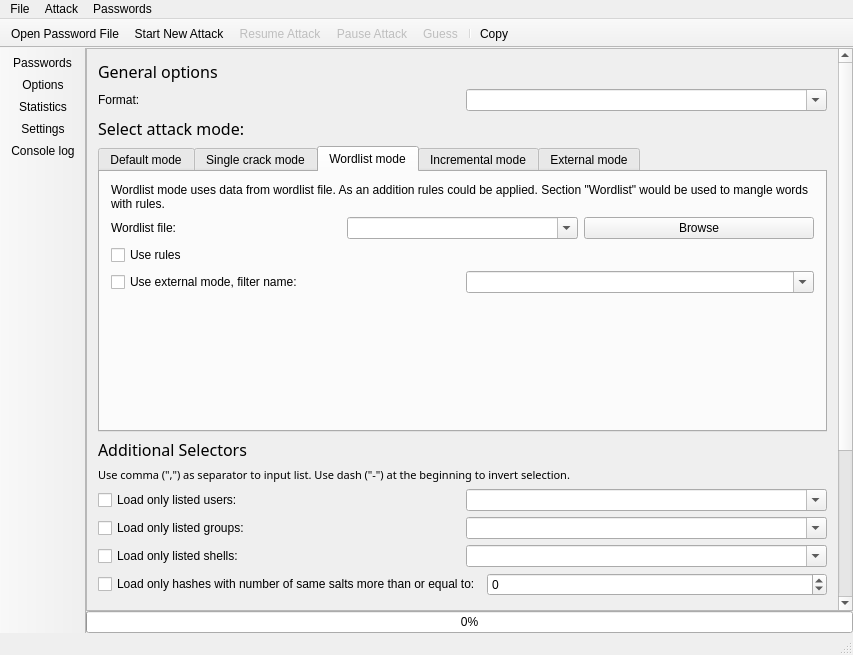
Qt form mainwindow.ui (openwall/johnny) before a commit.
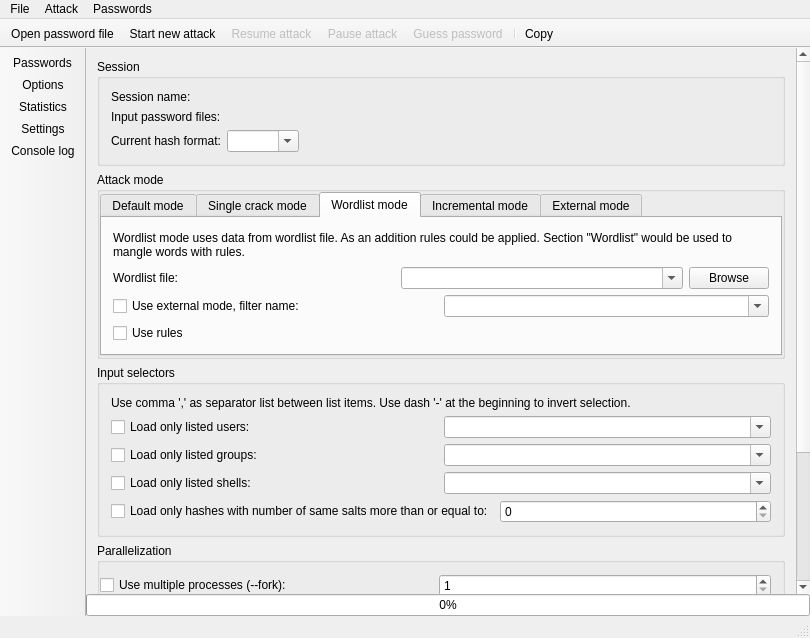
The same form after that commit. The open tabs and pages were chosen to show the change. Icons and pictures are not drawn. Custom widgets are drawn as their Qt base class.

Commit message: General interface polishing and usability adjustments.

```diff
--- a/mainwindow.ui
+++ b/mainwindow.ui
@@ -6,8 +6,8 @@
    <rect>
     <x>0</x>
     <y>0</y>
-    <width>853</width>
-    <height>655</height>
+    <width>810</width>
+    <height>638</height>
    </rect>
   </property>
   <property name="sizePolicy">
@@ -91,6 +91,24 @@
            </property>
            <item>
             <widget class="QTableView" name="tableView_Hashes">
+             <property name="frameShape">
+              <enum>QFrame::NoFrame</enum>
+             </property>
+             <property name="alternatingRowColors">
+              <bool>true</bool>
+             </property>
+             <property name="verticalScrollMode">
+              <enum>QAbstractItemView::ScrollPerPixel</enum>
+             </property>
+             <property name="horizontalScrollMode">
+              <enum>QAbstractItemView::ScrollPerPixel</enum>
+             </property>
+             <attribute name="horizontalHeaderDefaultSectionSize">
+              <number>130</number>
+             </attribute>
+             <attribute name="horizontalHeaderMinimumSectionSize">
+              <number>50</number>
+             </attribute>
              <attribute name="horizontalHeaderStretchLastSection">
               <bool>true</bool>
              </attribute>
@@ -99,6 +117,12 @@
           </layout>
          </widget>
          <widget class="QScrollArea" name="optionsScrollArea">
+          <property name="frameShape">
+           <enum>QFrame::NoFrame</enum>
+          </property>
+          <property name="verticalScrollBarPolicy">
+           <enum>Qt::ScrollBarAlwaysOn</enum>
+          </property>
           <property name="widgetResizable">
            <bool>true</bool>
           </property>
@@ -107,61 +131,127 @@
             <rect>
              <x>0</x>
              <y>0</y>
-             <width>628</width>
-             <height>904</height>
+             <width>734</width>
+             <height>872</height>
             </rect>
            </property>
            <layout class="QVBoxLayout" name="verticalLayout_5">
             <item>
+             <widget class="QGroupBox" name="sessionOptionsGroupBox">
+              <property name="title">
+               <string>Session</string>
+              </property>
+              <layout class="QFormLayout" name="formLayout">
+               <property name="fieldGrowthPolicy">
+                <enum>QFormLayout::ExpandingFieldsGrow</enum>
+               </property>
+               <property name="formAlignment">
+                <set>Qt::AlignLeading|Qt::AlignLeft|Qt::AlignTop</set>
+               </property>
+               <item row="0" column="0">
+                <widget class="QLabel" name="label_12">
+                 <property name="text">
+                  <string>Session name:</string>
+                 </property>
+                </widget>
+               </item>
+               <item row="0" column="1">
+                <widget class="TextLabel" name="sessionNameLabel">
+                 <property name="sizePolicy">
+                  <sizepolicy hsizetype="Expanding" vsizetype="Preferred">
+                   <horstretch>0</horstretch>
+                   <verstretch>0</verstretch>
+                  </sizepolicy>
+                 </property>
+                 <property name="text">
+                  <string/>
+                 </property>
+                 <property name="textInteractionFlags">
+                  <set>Qt::LinksAccessibleByMouse|Qt::TextSelectableByMouse</set>
+                 </property>
+                 <property name="elide" stdset="0">
+                  <string>ElideRight</string>
+                 </property>
+                </widget>
+               </item>
+               <item row="1" column="0">
              <widget class="QLabel" name="label_6">
-              <property name="font">
-               <font>
-                <family>Sans Serif</family>
-                <pointsize>12</pointsize>
-               </font>
-              </property>
+                 <property name="text">
+                  <string>Input password files:</string>
+                 </property>
+                </widget>
+               </item>
+               <item row="1" column="1">
+                <widget class="TextLabel" name="passwordFilesLabel">
+                 <property name="sizePolicy">
+                  <sizepolicy hsizetype="Expanding" vsizetype="Preferred">
+                   <horstretch>0</horstretch>
+                   <verstretch>0</verstretch>
+                  </sizepolicy>
+                 </property>
               <property name="text">
-               <string>General options</string>
-              </property>
-             </widget>
-            </item>
-            <item>
-             <layout class="QVBoxLayout" name="verticalLayout_8">
-              <item>
-               <layout class="QHBoxLayout" name="horizontalLayout_5">
-                <item>
+                  <string/>
+                 </property>
+                 <property name="textInteractionFlags">
+                  <set>Qt::LinksAccessibleByMouse|Qt::TextSelectableByMouse</set>
+                 </property>
+                 <property name="elide" stdset="0">
+                  <string>ElideRight</string>
+                 </property>
+                </widget>
+               </item>
+               <item row="2" column="0">
                  <widget class="QLabel" name="label_8">
+                 <property name="toolTip">
+                  <string>The hash format to attack</string>
+                 </property>
                   <property name="text">
-                   <string>Format:</string>
+                  <string>Current hash format:</string>
                   </property>
                  </widget>
                 </item>
-                <item>
-                 <widget class="QComboBox" name="comboBox_Format">
+               <item row="2" column="1">
+                <widget class="QComboBox" name="formatComboBox">
+                 <property name="sizePolicy">
+                  <sizepolicy hsizetype="Preferred" vsizetype="Fixed">
+                   <horstretch>0</horstretch>
+                   <verstretch>0</verstretch>
+                  </sizepolicy>
+                 </property>
                   <property name="editable">
                    <bool>true</bool>
                   </property>
                  </widget>
                 </item>
                </layout>
-              </item>
-             </layout>
-            </item>
-            <item>
-             <widget class="QLabel" name="label_7">
-              <property name="font">
-               <font>
-                <family>Sans Serif</family>
-                <pointsize>12</pointsize>
-               </font>
-              </property>
-              <property name="text">
-               <string>Select attack mode:</string>
-              </property>
              </widget>
             </item>
+            <item>
+             <widget class="QGroupBox" name="attackModeGroupBox">
+              <property name="title">
+               <string>Attack mode</string>
+              </property>
+              <layout class="QVBoxLayout" name="verticalLayout">
+               <property name="leftMargin">
+                <number>0</number>
+               </property>
+               <property name="topMargin">
+                <number>0</number>
+               </property>
+               <property name="rightMargin">
+                <number>0</number>
+               </property>
+               <property name="bottomMargin">
+                <number>0</number>
+               </property>
             <item>
              <widget class="TabWidget" name="attackModeTabWidget">
+                 <property name="sizePolicy">
+                  <sizepolicy hsizetype="Preferred" vsizetype="Fixed">
+                   <horstretch>0</horstretch>
+                   <verstretch>0</verstretch>
+                  </sizepolicy>
+                 </property>
               <property name="currentIndex">
                <number>0</number>
               </property>
@@ -170,32 +260,33 @@
                 <string>Default mode</string>
                </attribute>
                <layout class="QVBoxLayout" name="verticalLayout_15">
-                <item>
-                 <layout class="QVBoxLayout" name="verticalLayout_2">
+                   <property name="leftMargin">
+                    <number>0</number>
+                   </property>
+                   <property name="topMargin">
+                    <number>0</number>
+                   </property>
+                   <property name="rightMargin">
+                    <number>0</number>
+                   </property>
+                   <property name="bottomMargin">
+                    <number>0</number>
+                   </property>
                   <item>
                    <widget class="QLabel" name="label_2">
                     <property name="text">
-                     <string>With default behaviour John the Ripper will run &quot;single crack&quot; mode, then wordlist mode, then &quot;incremental&quot; mode. All with default settings.</string>
+                      <string>With default behaviour John the Ripper will run single crack mode, then wordlist mode, then incremental mode. All attack will be run with default John settings.</string>
+                     </property>
+                     <property name="alignment">
+                      <set>Qt::AlignCenter</set>
                     </property>
                     <property name="wordWrap">
                      <bool>true</bool>
                     </property>
-                   </widget>
-                  </item>
-                 </layout>
-                </item>
-                <item>
-                 <spacer name="verticalSpacer_4">
-                  <property name="orientation">
-                   <enum>Qt::Vertical</enum>
-                  </property>
-                  <property name="sizeHint" stdset="0">
-                   <size>
-                    <width>20</width>
-                    <height>205</height>
-                   </size>
-                  </property>
-                 </spacer>
+                     <property name="margin">
+                      <number>25</number>
+                     </property>
+                    </widget>
                 </item>
                </layout>
               </widget>
@@ -203,13 +294,11 @@
                <attribute name="title">
                 <string>Single crack mode</string>
                </attribute>
-               <layout class="QVBoxLayout" name="verticalLayout_16">
-                <item>
                  <layout class="QVBoxLayout" name="verticalLayout_3">
                   <item>
                    <widget class="QLabel" name="label_3">
                     <property name="text">
-                     <string>&quot;Single crack&quot; mode is the most fast mode. It uses login names and other information with word mangling rules named &quot;Single&quot;.</string>
+                      <string>Single crack mode is the most fast mode. It uses login names and other information with word mangling rules named &quot;Single&quot;.</string>
                     </property>
                     <property name="wordWrap">
                      <bool>true</bool>
@@ -220,6 +309,12 @@
                    <layout class="QHBoxLayout" name="horizontalLayout_8">
                     <item>
                      <widget class="QCheckBox" name="checkBox_SingleCrackModeExternalName">
+                       <property name="sizePolicy">
+                        <sizepolicy hsizetype="Preferred" vsizetype="Fixed">
+                         <horstretch>0</horstretch>
+                         <verstretch>0</verstretch>
+                        </sizepolicy>
+                       </property>
                       <property name="text">
                        <string>Use external mode, filter name:</string>
                       </property>
@@ -227,27 +322,18 @@
                     </item>
                     <item>
                      <widget class="QComboBox" name="comboBox_SingleCrackModeExternalName">
+                       <property name="sizePolicy">
+                        <sizepolicy hsizetype="Preferred" vsizetype="Fixed">
+                         <horstretch>0</horstretch>
+                         <verstretch>0</verstretch>
+                        </sizepolicy>
+                       </property>
                       <property name="editable">
                        <bool>true</bool>
                       </property>
                      </widget>
                     </item>
                    </layout>
-                  </item>
-                 </layout>
-                </item>
-                <item>
-                 <spacer name="verticalSpacer_5">
-                  <property name="orientation">
-                   <enum>Qt::Vertical</enum>
-                  </property>
-                  <property name="sizeHint" stdset="0">
-                   <size>
-                    <width>20</width>
-                    <height>177</height>
-                   </size>
-                  </property>
-                 </spacer>
                 </item>
                </layout>
               </widget>
@@ -279,6 +365,12 @@
                     </item>
                     <item>
                      <widget class="QComboBox" name="comboBox_WordlistFile">
+                         <property name="sizePolicy">
+                          <sizepolicy hsizetype="Preferred" vsizetype="Fixed">
+                           <horstretch>0</horstretch>
+                           <verstretch>0</verstretch>
+                          </sizepolicy>
+                         </property>
                       <property name="editable">
                        <bool>true</bool>
                       </property>
@@ -286,6 +378,12 @@
                     </item>
                     <item>
                      <widget class="QPushButton" name="pushButton_WordlistFileBrowse">
+                         <property name="sizePolicy">
+                          <sizepolicy hsizetype="Maximum" vsizetype="Fixed">
+                           <horstretch>0</horstretch>
+                           <verstretch>0</verstretch>
+                          </sizepolicy>
+                         </property>
                       <property name="text">
                        <string>Browse</string>
                       </property>
@@ -296,18 +394,13 @@
                   <item>
                    <layout class="QHBoxLayout" name="horizontalLayout_3">
                     <item>
-                     <widget class="QCheckBox" name="checkBox_WordlistModeRules">
-                      <property name="text">
-                       <string>Use rules</string>
-                      </property>
-                     </widget>
-                    </item>
-                   </layout>
-                  </item>
-                  <item>
-                   <layout class="QHBoxLayout" name="horizontalLayout_9">
-                    <item>
                      <widget class="QCheckBox" name="checkBox_WordlistModeExternalName">
+                         <property name="sizePolicy">
+                          <sizepolicy hsizetype="Preferred" vsizetype="Fixed">
+                           <horstretch>0</horstretch>
+                           <verstretch>0</verstretch>
+                          </sizepolicy>
+                         </property>
                       <property name="text">
                        <string>Use external mode, filter name:</string>
                       </property>
@@ -315,6 +408,12 @@
                     </item>
                     <item>
                      <widget class="QComboBox" name="comboBox_WordlistModeExternalName">
+                         <property name="sizePolicy">
+                          <sizepolicy hsizetype="Preferred" vsizetype="Fixed">
+                           <horstretch>0</horstretch>
+                           <verstretch>0</verstretch>
+                          </sizepolicy>
+                         </property>
                       <property name="editable">
                        <bool>true</bool>
                       </property>
@@ -322,20 +421,18 @@
                     </item>
                    </layout>
                   </item>
-                 </layout>
-                </item>
                 <item>
-                 <spacer name="verticalSpacer_6">
-                  <property name="orientation">
-                   <enum>Qt::Vertical</enum>
-                  </property>
-                  <property name="sizeHint" stdset="0">
-                   <size>
-                    <width>20</width>
-                    <height>104</height>
-                   </size>
-                  </property>
-                 </spacer>
+                      <layout class="QHBoxLayout" name="horizontalLayout_9">
+                       <item>
+                        <widget class="QCheckBox" name="checkBox_WordlistModeRules">
+                         <property name="text">
+                          <string>Use rules</string>
+                         </property>
+                        </widget>
+                       </item>
+                      </layout>
+                     </item>
+                    </layout>
                 </item>
                </layout>
               </widget>
@@ -360,6 +457,12 @@
                    <layout class="QHBoxLayout" name="horizontalLayout_4">
                     <item>
                      <widget class="QCheckBox" name="checkBox_IncrementalModeName">
+                         <property name="sizePolicy">
+                          <sizepolicy hsizetype="Preferred" vsizetype="Fixed">
+                           <horstretch>0</horstretch>
+                           <verstretch>0</verstretch>
+                          </sizepolicy>
+                         </property>
                       <property name="text">
                        <string>Charset (name):</string>
                       </property>
@@ -367,6 +470,12 @@
                     </item>
                     <item>
                      <widget class="QComboBox" name="comboBox_IncrementalModeName">
+                         <property name="sizePolicy">
+                          <sizepolicy hsizetype="Preferred" vsizetype="Fixed">
+                           <horstretch>0</horstretch>
+                           <verstretch>0</verstretch>
+                          </sizepolicy>
+                         </property>
                       <property name="editable">
                        <bool>true</bool>
                       </property>
@@ -378,6 +487,12 @@
                    <layout class="QHBoxLayout" name="horizontalLayout_10">
                     <item>
                      <widget class="QCheckBox" name="checkBox_IncrementalModeExternalName">
+                         <property name="sizePolicy">
+                          <sizepolicy hsizetype="Preferred" vsizetype="Fixed">
+                           <horstretch>0</horstretch>
+                           <verstretch>0</verstretch>
+                          </sizepolicy>
+                         </property>
                       <property name="text">
                        <string>Use external mode, filter name:</string>
                       </property>
@@ -385,6 +500,12 @@
                     </item>
                     <item>
                      <widget class="QComboBox" name="comboBox_IncrementalModeExternalName">
+                         <property name="sizePolicy">
+                          <sizepolicy hsizetype="Preferred" vsizetype="Fixed">
+                           <horstretch>0</horstretch>
+                           <verstretch>0</verstretch>
+                          </sizepolicy>
+                         </property>
                       <property name="editable">
                        <bool>true</bool>
                       </property>
@@ -394,19 +515,6 @@
                   </item>
                  </layout>
                 </item>
-                <item>
-                 <spacer name="verticalSpacer_7">
-                  <property name="orientation">
-                   <enum>Qt::Vertical</enum>
-                  </property>
-                  <property name="sizeHint" stdset="0">
-                   <size>
-                    <width>20</width>
-                    <height>110</height>
-                   </size>
-                  </property>
-                 </spacer>
-                </item>
                </layout>
               </widget>
               <widget class="QWidget" name="externalModeTab">
@@ -437,6 +545,12 @@
                     </item>
                     <item>
                      <widget class="QComboBox" name="comboBox_ExternalModeName">
+                         <property name="sizePolicy">
+                          <sizepolicy hsizetype="Preferred" vsizetype="Fixed">
+                           <horstretch>0</horstretch>
+                           <verstretch>0</verstretch>
+                          </sizepolicy>
+                         </property>
                       <property name="editable">
                        <bool>true</bool>
                       </property>
@@ -446,46 +560,23 @@
                   </item>
                  </layout>
                 </item>
-                <item>
-                 <spacer name="verticalSpacer_8">
-                  <property name="orientation">
-                   <enum>Qt::Vertical</enum>
-                  </property>
-                  <property name="sizeHint" stdset="0">
-                   <size>
-                    <width>20</width>
-                    <height>164</height>
-                   </size>
-                  </property>
-                 </spacer>
-                </item>
                </layout>
               </widget>
              </widget>
             </item>
-            <item>
-             <widget class="QLabel" name="label_14">
-              <property name="font">
-               <font>
-                <family>Sans Serif</family>
-                <pointsize>12</pointsize>
-               </font>
-              </property>
-              <property name="text">
-               <string>Additional Selectors</string>
-              </property>
+              </layout>
              </widget>
             </item>
+            <item>
+             <widget class="QGroupBox" name="inputSelectorsGroupBox">
+              <property name="title">
+               <string>Input selectors</string>
+              </property>
+              <layout class="QVBoxLayout" name="verticalLayout_8">
             <item>
              <widget class="QLabel" name="label_15">
-              <property name="font">
-               <font>
-                <family>Sans Serif</family>
-                <pointsize>8</pointsize>
-               </font>
-              </property>
               <property name="text">
-               <string>Use comma (&quot;,&quot;) as separator to input list. Use dash (&quot;-&quot;) at the beginning to invert selection.</string>
+                  <string>Use comma ',' as separator list between list items. Use dash '-' at the beginning to invert selection.</string>
               </property>
               <property name="wordWrap">
                <bool>true</bool>
@@ -498,6 +589,12 @@
                <layout class="QHBoxLayout" name="horizontalLayout_16">
                 <item>
                  <widget class="QCheckBox" name="checkBox_LimitUsers">
+                     <property name="sizePolicy">
+                      <sizepolicy hsizetype="Preferred" vsizetype="Fixed">
+                       <horstretch>0</horstretch>
+                       <verstretch>0</verstretch>
+                      </sizepolicy>
+                     </property>
                   <property name="text">
                    <string>Load only listed users:</string>
                   </property>
@@ -516,6 +613,12 @@
                <layout class="QHBoxLayout" name="horizontalLayout_17">
                 <item>
                  <widget class="QCheckBox" name="checkBox_LimitGroups">
+                     <property name="sizePolicy">
+                      <sizepolicy hsizetype="Preferred" vsizetype="Fixed">
+                       <horstretch>0</horstretch>
+                       <verstretch>0</verstretch>
+                      </sizepolicy>
+                     </property>
                   <property name="text">
                    <string>Load only listed groups:</string>
                   </property>
@@ -534,6 +637,12 @@
                <layout class="QHBoxLayout" name="horizontalLayout_18">
                 <item>
                  <widget class="QCheckBox" name="checkBox_LimitShells">
+                     <property name="sizePolicy">
+                      <sizepolicy hsizetype="Preferred" vsizetype="Fixed">
+                       <horstretch>0</horstretch>
+                       <verstretch>0</verstretch>
+                      </sizepolicy>
+                     </property>
                   <property name="text">
                    <string>Load only listed shells:</string>
                   </property>
@@ -552,6 +661,12 @@
                <layout class="QHBoxLayout" name="horizontalLayout_19">
                 <item>
                  <widget class="QCheckBox" name="checkBox_LimitSalts">
+                     <property name="sizePolicy">
+                      <sizepolicy hsizetype="Preferred" vsizetype="Fixed">
+                       <horstretch>0</horstretch>
+                       <verstretch>0</verstretch>
+                      </sizepolicy>
+                     </property>
                   <property name="text">
                    <string>Load only hashes with number of same salts more than or equal to:</string>
                   </property>
@@ -559,11 +674,14 @@
                 </item>
                 <item>
                  <widget class="QSpinBox" name="spinBox_LimitSalts">
-                  <property name="minimum">
-                   <number>-10000000</number>
+                     <property name="sizePolicy">
+                      <sizepolicy hsizetype="Preferred" vsizetype="Fixed">
+                       <horstretch>0</horstretch>
+                       <verstretch>0</verstretch>
+                      </sizepolicy>
                   </property>
                   <property name="maximum">
-                   <number>10000000</number>
+                      <number>999999999</number>
                   </property>
                  </widget>
                 </item>
@@ -571,36 +689,11 @@
               </item>
              </layout>
             </item>
-            <item>
-             <widget class="QWidget" name="advancedOptionsWidget" native="true">
-              <layout class="QVBoxLayout" name="verticalLayout_21">
-               <property name="spacing">
-                <number>9</number>
-               </property>
-               <property name="leftMargin">
-                <number>0</number>
-               </property>
-               <property name="rightMargin">
-                <number>0</number>
-               </property>
-               <property name="bottomMargin">
-                <number>0</number>
-               </property>
-               <item>
-                <widget class="QLabel" name="label_advancedOptions">
-                 <property name="font">
-                  <font>
-                   <family>Sans Serif</family>
-                   <pointsize>12</pointsize>
-                  </font>
-                 </property>
-                 <property name="text">
-                  <string>Advanced Options</string>
-                 </property>
+              </layout>
                 </widget>
                </item>
                <item>
-                <widget class="QGroupBox" name="groupBox_Parallelization">
+             <widget class="QGroupBox" name="parallelizationGroupBox">
                  <property name="title">
                   <string>Parallelization</string>
                  </property>
@@ -631,6 +724,12 @@
                      </property>
                      <item>
                       <widget class="QCheckBox" name="checkBox_UseFork">
+                    <property name="sizePolicy">
+                     <sizepolicy hsizetype="Preferred" vsizetype="Fixed">
+                      <horstretch>0</horstretch>
+                      <verstretch>0</verstretch>
+                     </sizepolicy>
+                    </property>
                        <property name="text">
                         <string>Use multiple processes (--fork):</string>
                        </property>
@@ -638,6 +737,12 @@
                      </item>
                      <item>
                       <widget class="QSpinBox" name="spinBox_nbOfProcess">
+                    <property name="sizePolicy">
+                     <sizepolicy hsizetype="Preferred" vsizetype="Fixed">
+                      <horstretch>0</horstretch>
+                      <verstretch>0</verstretch>
+                     </sizepolicy>
+                    </property>
                        <property name="minimum">
                         <number>1</number>
                        </property>
@@ -647,11 +752,8 @@
                    </widget>
                   </item>
                   <item>
-                   <widget class="QWidget" name="widget_OpenMP" native="true">
+                <widget class="QWidget" name="widgetOpenMP" native="true">
                     <layout class="QHBoxLayout" name="horizontalLayout_6">
-                     <property name="spacing">
-                      <number>6</number>
-                     </property>
                      <property name="leftMargin">
                       <number>0</number>
                      </property>
@@ -666,13 +768,28 @@
                      </property>
                      <item>
                       <widget class="QLabel" name="label_openMP">
+                    <property name="sizePolicy">
+                     <sizepolicy hsizetype="Preferred" vsizetype="Preferred">
+                      <horstretch>0</horstretch>
+                      <verstretch>0</verstretch>
+                     </sizepolicy>
+                    </property>
+                    <property name="toolTip">
+                     <string>If using OpenMP capable JtR, you can specify the number of threads to use</string>
+                    </property>
                        <property name="text">
-                        <string>If using OpenMP capable JtR, you can specify the number of threads here:</string>
+                     <string>OpenMP threads:</string>
                        </property>
                       </widget>
                      </item>
                      <item>
                       <widget class="QSpinBox" name="spinBox_nbOfOpenMPThread">
+                    <property name="sizePolicy">
+                     <sizepolicy hsizetype="Preferred" vsizetype="Fixed">
+                      <horstretch>0</horstretch>
+                      <verstretch>0</verstretch>
+                     </sizepolicy>
+                    </property>
                        <property name="specialValueText">
                         <string>default</string>
                        </property>
@@ -685,17 +802,15 @@
                 </widget>
                </item>
                <item>
+             <widget class="QGroupBox" name="otherOptionsGroupBox">
+              <property name="title">
+               <string>Other options</string>
+              </property>
+              <layout class="QVBoxLayout" name="verticalLayout_13">
+               <item>
                 <widget class="QLabel" name="label_instructionEnvironmentVar">
-                 <property name="font">
-                  <font>
-                   <family>Ubuntu</family>
-                   <pointsize>9</pointsize>
-                   <weight>50</weight>
-                   <bold>false</bold>
-                  </font>
-                 </property>
                  <property name="text">
-                  <string>Format to specify new environment variables must be varName1=value1, varName2=value2 etc...</string>
+                  <string>Format to specify new environment variables must be varName1=value1, varName2=value2.</string>
                  </property>
                  <property name="margin">
                   <number>0</number>
@@ -713,21 +828,27 @@
                   </property>
                   <item>
                    <widget class="QCheckBox" name="checkBox_EnvironmentVar">
+                    <property name="sizePolicy">
+                     <sizepolicy hsizetype="Preferred" vsizetype="Fixed">
+                      <horstretch>0</horstretch>
+                      <verstretch>0</verstretch>
+                     </sizepolicy>
+                    </property>
                     <property name="text">
-                     <string/>
+                     <string>Use environment variables:</string>
                     </property>
                    </widget>
                   </item>
                   <item>
-                   <widget class="QLabel" name="label_10">
-                    <property name="text">
-                     <string>Use environment variables : </string>
+                   <widget class="QLineEdit" name="lineEdit_EnvironmentVar">
+                    <property name="sizePolicy">
+                     <sizepolicy hsizetype="Preferred" vsizetype="Fixed">
+                      <horstretch>0</horstretch>
+                      <verstretch>0</verstretch>
+                     </sizepolicy>
                     </property>
                    </widget>
                   </item>
-                  <item>
-                   <widget class="QLineEdit" name="lineEdit_EnvironmentVar"/>
-                  </item>
                  </layout>
                 </widget>
                </item>
@@ -808,6 +929,9 @@
           </layout>
          </widget>
          <widget class="QScrollArea" name="settingsScrollArea">
+          <property name="frameShape">
+           <enum>QFrame::NoFrame</enum>
+          </property>
           <property name="widgetResizable">
            <bool>true</bool>
           </property>
@@ -816,8 +940,8 @@
             <rect>
              <x>0</x>
              <y>0</y>
-             <width>616</width>
-             <height>333</height>
+             <width>787</width>
+             <height>773</height>
             </rect>
            </property>
            <layout class="QVBoxLayout" name="verticalLayout_10">
@@ -939,7 +1063,7 @@
            </layout>
           </widget>
          </widget>
-         <widget class="QWidget" name="outputPage">
+         <widget class="QWidget" name="consoleLogPage">
           <layout class="QVBoxLayout" name="verticalLayout_9">
            <property name="leftMargin">
             <number>0</number>
@@ -954,7 +1078,10 @@
             <number>0</number>
            </property>
            <item>
-            <widget class="QPlainTextEdit" name="plainTextEdit_JohnOut">
+            <widget class="QPlainTextEdit" name="consoleLogTextEdit">
+             <property name="frameShape">
+              <enum>QFrame::NoFrame</enum>
+             </property>
              <property name="readOnly">
               <bool>true</bool>
              </property>
@@ -1027,8 +1154,8 @@
     <rect>
      <x>0</x>
      <y>0</y>
-     <width>853</width>
-     <height>27</height>
+     <width>810</width>
+     <height>22</height>
     </rect>
    </property>
    <property name="contextMenuPolicy">
@@ -1039,7 +1166,7 @@
      <string>File</string>
     </property>
     <addaction name="actionOpenPassword"/>
-    <addaction name="actionOpenLastSession"/>
+    <addaction name="actionOpenSession"/>
    </widget>
    <widget class="QMenu" name="menuAttack">
     <property name="title">
@@ -1104,10 +1231,10 @@
     </iconset>
    </property>
    <property name="text">
-    <string>Open Password File</string>
+    <string>Open password file</string>
    </property>
    <property name="toolTip">
-    <string>Open a password file</string>
+    <string>Open a password file and start a new session</string>
    </property>
    <property name="shortcut">
     <string>Ctrl+O</string>
@@ -1116,14 +1243,14 @@
     <bool>true</bool>
    </property>
   </action>
-  <action name="actionOpenLastSession">
+  <action name="actionOpenSession">
    <property name="icon">
     <iconset>
      <normalon>:/icons/fileopen.png</normalon>
     </iconset>
    </property>
    <property name="text">
-    <string>Attack Sessions</string>
+    <string>Open session</string>
    </property>
    <property name="toolTip">
     <string>Restore previous sessions</string>
@@ -1145,7 +1272,7 @@
     <string>Copy</string>
    </property>
    <property name="toolTip">
-    <string>Copy selected part or full Passwords table to clipboard</string>
+    <string>Copy selected fields or entire passwords table to clipboard</string>
    </property>
    <property name="shortcut">
     <string>Ctrl+C</string>
@@ -1161,10 +1288,10 @@
     </iconset>
    </property>
    <property name="text">
-    <string>Start New Attack</string>
+    <string>Start new attack</string>
    </property>
    <property name="toolTip">
-    <string>Start a new session to crack passwords</string>
+    <string>Starts a new attack session using the defined options</string>
    </property>
    <property name="shortcut">
     <string>Ctrl+N</string>
@@ -1180,10 +1307,10 @@
     </iconset>
    </property>
    <property name="text">
-    <string>Resume Attack</string>
+    <string>Resume attack</string>
    </property>
    <property name="toolTip">
-    <string>Resume a cracking password session</string>
+    <string>Resume current attack (if you changed attack options, start a new attack)</string>
    </property>
    <property name="shortcut">
     <string>Ctrl+R</string>
@@ -1202,10 +1329,10 @@
     </iconset>
    </property>
    <property name="text">
-    <string>Pause Attack</string>
+    <string>Pause attack</string>
    </property>
    <property name="toolTip">
-    <string>Pause the current cracking password session</string>
+    <string>Pause the currently running attack</string>
    </property>
    <property name="shortcut">
     <string>Ctrl+P</string>
@@ -1220,7 +1347,10 @@
      <normaloff>:/icons/trash.png</normaloff>:/icons/trash.png</iconset>
    </property>
    <property name="text">
-    <string>Clear Session History</string>
+    <string>Clear history</string>
+   </property>
+   <property name="toolTip">
+    <string>Clear session history</string>
    </property>
    <property name="iconVisibleInMenu">
     <bool>true</bool>
@@ -1235,7 +1365,7 @@
      <normaloff>:/icons/tab_log.png</normaloff>:/icons/tab_log.png</iconset>
    </property>
    <property name="text">
-    <string>Guess</string>
+    <string>Guess password</string>
    </property>
    <property name="toolTip">
     <string>I'm feeling lucky!</string>
@@ -1264,6 +1394,9 @@
    <property name="text">
     <string>Passwords</string>
    </property>
+   <property name="toolTip">
+    <string>Attack results</string>
+   </property>
    <property name="shortcut">
     <string>Ctrl+1</string>
    </property>
@@ -1279,6 +1412,9 @@
    <property name="text">
     <string>Options</string>
    </property>
+   <property name="toolTip">
+    <string>Attack options</string>
+   </property>
    <property name="shortcut">
     <string>Ctrl+2</string>
    </property>
@@ -1294,6 +1430,9 @@
    <property name="text">
     <string>Statistics</string>
    </property>
+   <property name="toolTip">
+    <string>Attack statistics</string>
+   </property>
    <property name="shortcut">
     <string>Ctrl+3</string>
    </property>
@@ -1309,6 +1448,9 @@
    <property name="text">
     <string>Settings</string>
    </property>
+   <property name="toolTip">
+    <string>Global settings</string>
+   </property>
    <property name="shortcut">
     <string>Ctrl+4</string>
    </property>
@@ -1324,6 +1466,9 @@
    <property name="text">
     <string>Console log</string>
    </property>
+   <property name="toolTip">
+    <string>John the Ripper output and log</string>
+   </property>
    <property name="shortcut">
     <string>Ctrl+5</string>
    </property>
@@ -1337,6 +1482,11 @@
    <header>tabwidget.h</header>
    <container>1</container>
   </customwidget>
+  <customwidget>
+   <class>TextLabel</class>
+   <extends>QLabel</extends>
+   <header>textlabel.h</header>
+  </customwidget>
  </customwidgets>
  <resources>
   <include location="resources/resources.qrc"/>
```
Lines whose indentation alone changed are shown as unchanged. The commit also changes 3 other files.
